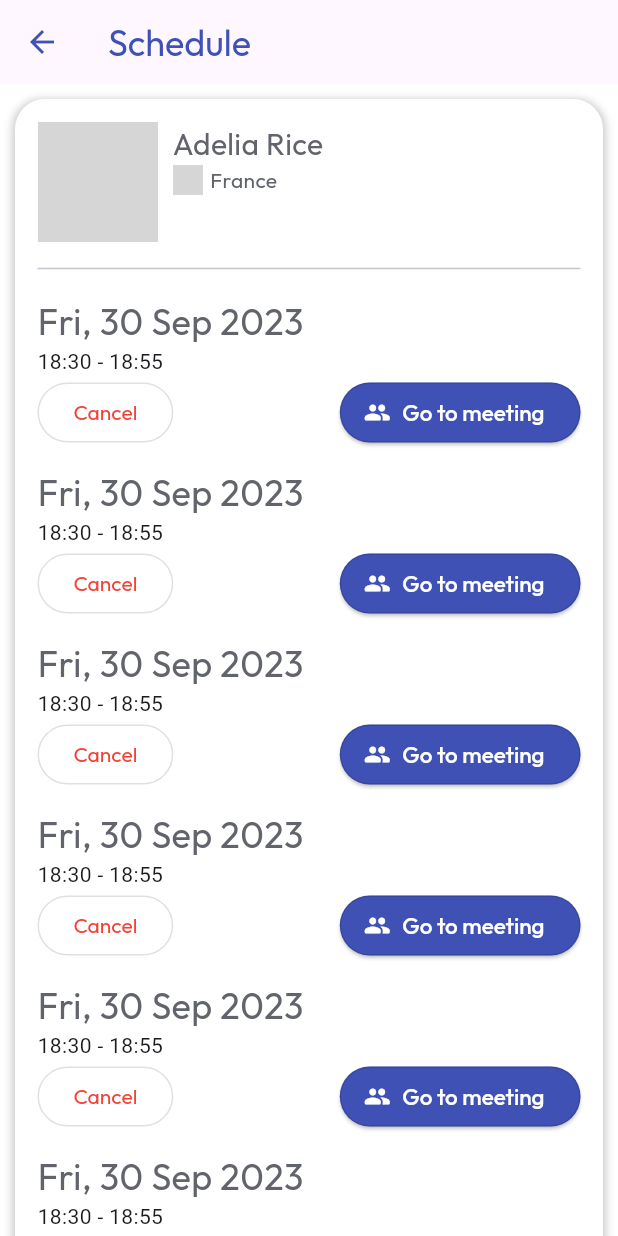
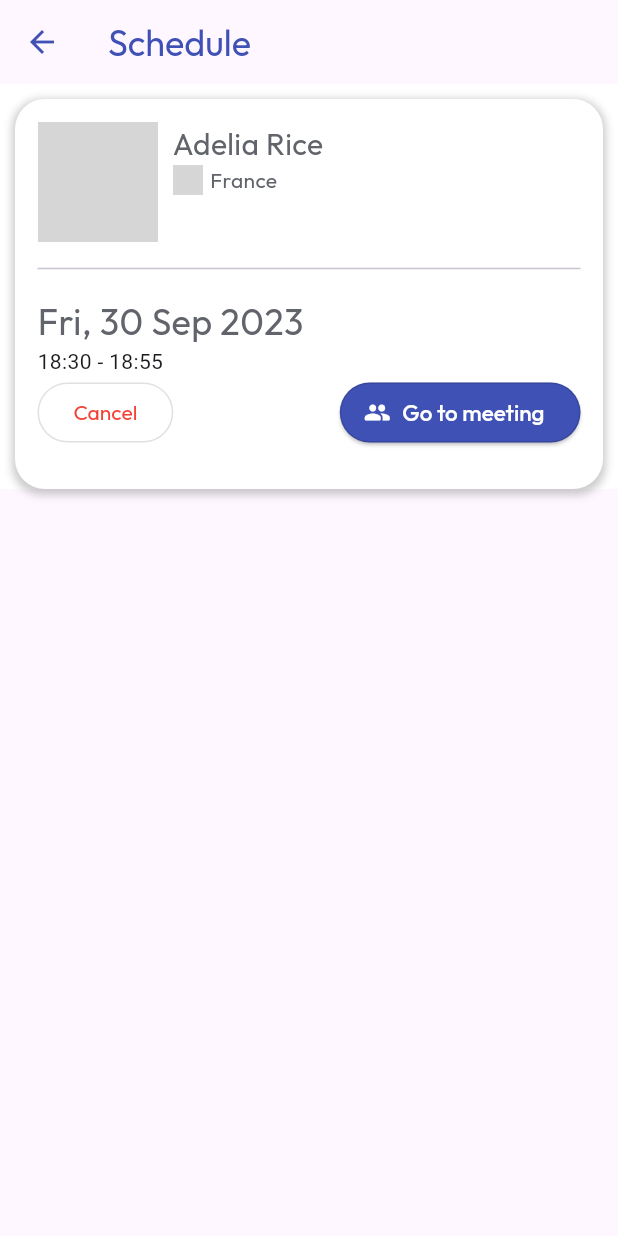
Before and after one commit to phatng45/LetTutor, a Flutter app: the SchedulePageWidget screen opened directly, on a phone screen of 412 x 824 dp. Run offline on Flutter 3.47's test engine with Material 2 defaults, Android fonts, the phone set to English and light mode, and no system bars; our stand-ins replace auto_size_text, built_collection, built_value, chewie, cloud_firestore, firebase_core and 9 more; missing offline and left inert: json_path; accounts and stored records are empty; network calls fail; key blocks and very long unbroken strings in the code were emptied for the run; grey boxes are pictures that could not be loaded.

Commit message:
update review page

```diff
--- /dev/null
+++ b/lib/models/class_review_status_widget.dart
@@ -0,0 +1,88 @@
+import 'package:flutter/material.dart';
+import 'package:let_tutor/flutter_flow/flutter_flow_theme.dart';
+
+class ClassReviewStatus extends StatelessWidget {
+  const ClassReviewStatus({
+    Key? key,
+  }) : super(key: key);
+
+  @override
+  Widget build(BuildContext context) {
+    return Padding(
+      padding: const EdgeInsets.only(bottom: 12),
+      child: Column(
+        mainAxisSize: MainAxisSize.max,
+        mainAxisAlignment: MainAxisAlignment.start,
+        crossAxisAlignment: CrossAxisAlignment.start,
+        children: [
+          ClassTime(),
+          Row(
+            mainAxisSize: MainAxisSize.max,
+            mainAxisAlignment:
+            MainAxisAlignment.spaceBetween,
+            crossAxisAlignment: CrossAxisAlignment.center,
+            children: <Widget>[
+              OutlinedButton(
+                  style: OutlinedButton.styleFrom(
+                      side: BorderSide(
+                          width: 1.0,
+                          color: Colors.black12),
+                      textStyle:
+                      FlutterFlowTheme.of(context)
+                          .bodyText1,
+                      foregroundColor: Colors.red,
+                      disabledForegroundColor: Colors.white,
+                      disabledBackgroundColor:
+                      Colors.black54),
+                  onPressed: () {},
+                  child: const Text('Cancel')),
+              ElevatedButton.icon(
+                icon: Icon(
+                  Icons.people_rounded,
+                  size: 18,
+                ),
+                style: OutlinedButton.styleFrom(
+                    side: BorderSide(
+                        width: 1.0, color: Colors.black12),
+                    textStyle: FlutterFlowTheme.of(context)
+                        .bodyText1
+                        .override(
+                        fontFamily:
+                        FlutterFlowTheme.of(context)
+                            .bodyText1Family,
+                        fontSize: 15,
+                        fontWeight: FontWeight.w500),
+                    foregroundColor: Colors.white,
+                    backgroundColor: Colors.indigo,
+                    disabledBackgroundColor: Colors.black54,
+                    disabledForegroundColor: Colors.white),
+                onPressed: () {},
+                label: const Text('Go to meeting'),
+              ),
+            ],
+          )
+        ],
+      ),
+    );
+  }
+}
+
+class ClassTime extends StatelessWidget {
+  const ClassTime({
+    Key? key,
+  }) : super(key: key);
+
+  @override
+  Widget build(BuildContext context) {
+    return Column(
+      crossAxisAlignment: CrossAxisAlignment.start,
+      children: [
+        Text(
+          'Fri, 30 Sep 2023',
+          style: FlutterFlowTheme.of(context).title1,
+        ),
+        Text('18:30 - 18:55'),
+      ],
+    );
+  }
+}
--- a/lib/models/class_status_widget.dart
+++ b/lib/models/class_schedule_status_widget.dart
@@ -1,8 +1,8 @@
 import 'package:flutter/material.dart';
 import 'package:let_tutor/flutter_flow/flutter_flow_theme.dart';
 
-class ClassStatus extends StatelessWidget {
-  const ClassStatus({
+class ClassScheduleStatus extends StatelessWidget {
+  const ClassScheduleStatus({
     Key? key,
   }) : super(key: key);
 
@@ -15,11 +15,7 @@ class ClassStatus extends StatelessWidget {
         mainAxisAlignment: MainAxisAlignment.start,
         crossAxisAlignment: CrossAxisAlignment.start,
         children: [
-          Text(
-            'Fri, 30 Sep 2023',
-            style: FlutterFlowTheme.of(context).title1,
-          ),
-          Text('18:30 - 18:55'),
+          ClassTime(),
           Row(
             mainAxisSize: MainAxisSize.max,
             mainAxisAlignment:
@@ -70,3 +66,23 @@ class ClassStatus extends StatelessWidget {
     );
   }
 }
+
+class ClassTime extends StatelessWidget {
+  const ClassTime({
+    Key? key,
+  }) : super(key: key);
+
+  @override
+  Widget build(BuildContext context) {
+    return Column(
+      crossAxisAlignment: CrossAxisAlignment.start,
+      children: [
+        Text(
+          'Fri, 30 Sep 2023',
+          style: FlutterFlowTheme.of(context).title1,
+        ),
+        Text('18:30 - 18:55'),
+      ],
+    );
+  }
+}
--- a/lib/schedule_page/schedule_page_widget.dart
+++ b/lib/schedule_page/schedule_page_widget.dart
@@ -2,7 +2,8 @@ import 'package:flutter/material.dart';
 import 'package:let_tutor/components/best_divider_widget.dart';
 import 'package:let_tutor/flutter_flow/flutter_flow_theme.dart';
 import 'package:let_tutor/flutter_flow/flutter_flow_util.dart';
-import 'package:let_tutor/models/class_status_widget.dart';
+import 'package:let_tutor/models/class_review_status_widget.dart';
+import 'package:let_tutor/models/class_schedule_status_widget.dart';
 import 'package:let_tutor/models/tutor_general_info_widget.dart';
 
 import 'schedule_page_model.dart';
@@ -83,12 +84,13 @@ class _SchedulePageWidgetState extends State<SchedulePageWidget> {
                           BestDividerWidget(
                             title: '',
                           ),
-                          ClassStatus(),
-                          ClassStatus(),
-                          ClassStatus(),
-                          ClassStatus(),
-                          ClassStatus(),
-                          ClassStatus(),
+                          ClassReviewStatus()
+                          // ClassScheduleStatus(),
+                          // ClassScheduleStatus(),
+                          // ClassScheduleStatus(),
+                          // ClassScheduleStatus(),
+                          // ClassScheduleStatus(),
+                          // ClassScheduleStatus(),
                         ],
                       ),
                     ),
```
